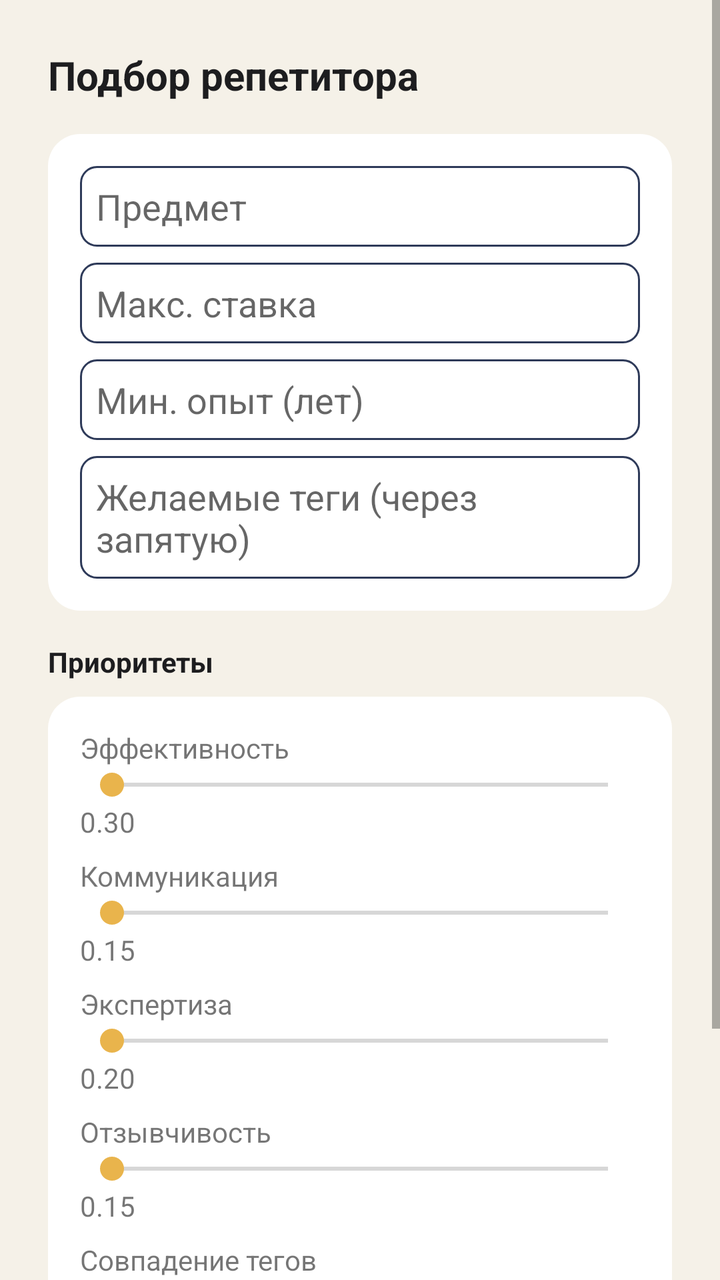
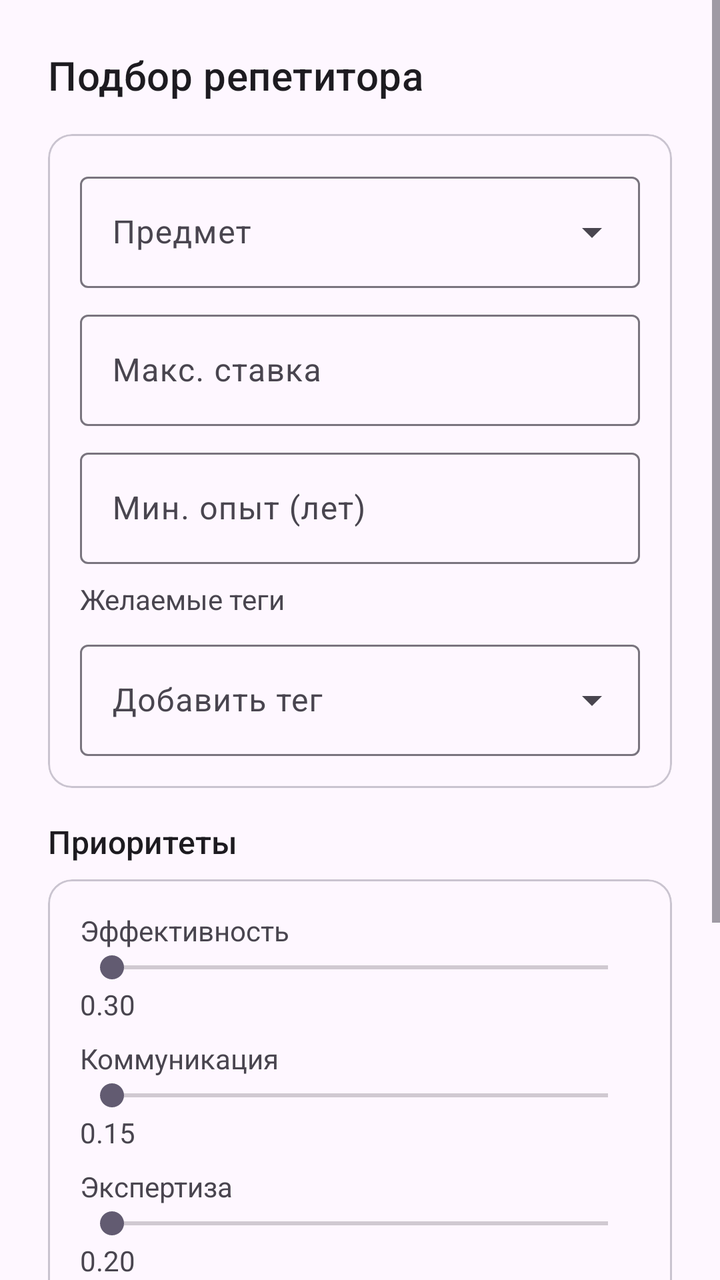

Two renders of the same Android screen: before a commit and after it. Below are the layout's source before the change and the commit's diff.
<!-- AndroidManifest.xml: application theme Theme.TutorPlatform -->
<!-- res/layout/fragment_student_search.xml -->
<?xml version="1.0" encoding="utf-8"?>
<ScrollView
    xmlns:android="http://schemas.android.com/apk/res/android"
    android:layout_width="match_parent"
    android:layout_height="match_parent"
    android:background="@color/brand_light">

    <LinearLayout
        android:layout_width="match_parent"
        android:layout_height="wrap_content"
        android:orientation="vertical"
        android:padding="@dimen/spacing_lg">

        <TextView
            android:layout_width="match_parent"
            android:layout_height="wrap_content"
            android:text="Подбор репетитора"
            android:textColor="@color/text_primary"
            android:textSize="20sp"
            android:textStyle="bold" />

        <LinearLayout
            android:layout_width="match_parent"
            android:layout_height="wrap_content"
            android:layout_marginTop="@dimen/spacing_md"
            android:background="@drawable/bg_card"
            android:orientation="vertical"
            android:padding="@dimen/spacing_md">

            <EditText
                android:id="@+id/search_subject"
                android:layout_width="match_parent"
                android:layout_height="wrap_content"
                android:background="@drawable/bg_input"
                android:hint="Предмет"
                android:padding="@dimen/spacing_sm" />

            <EditText
                android:id="@+id/search_max_rate"
                android:layout_width="match_parent"
                android:layout_height="wrap_content"
                android:layout_marginTop="@dimen/spacing_sm"
                android:background="@drawable/bg_input"
                android:hint="Макс. ставка"
                android:inputType="number"
                android:padding="@dimen/spacing_sm" />

            <EditText
                android:id="@+id/search_min_exp"
                android:layout_width="match_parent"
                android:layout_height="wrap_content"
                android:layout_marginTop="@dimen/spacing_sm"
                android:background="@drawable/bg_input"
                android:hint="Мин. опыт (лет)"
                android:inputType="number"
                android:padding="@dimen/spacing_sm" />

            <EditText
                android:id="@+id/search_tags"
                android:layout_width="match_parent"
                android:layout_height="wrap_content"
                android:layout_marginTop="@dimen/spacing_sm"
                android:background="@drawable/bg_input"
                android:hint="Желаемые теги (через запятую)"
                android:padding="@dimen/spacing_sm" />

        </LinearLayout>

        <TextView
            android:layout_width="match_parent"
            android:layout_height="wrap_content"
            android:layout_marginTop="@dimen/spacing_md"
            android:text="Приоритеты"
            android:textColor="@color/text_primary"
            android:textStyle="bold" />

        <LinearLayout
            android:layout_width="match_parent"
            android:layout_height="wrap_content"
            android:layout_marginTop="@dimen/spacing_sm"
            android:background="@drawable/bg_card"
            android:orientation="vertical"
            android:padding="@dimen/spacing_md">

            <TextView
                android:id="@+id/weight_efficiency_label"
                android:layout_width="match_parent"
                android:layout_height="wrap_content"
                android:text="Эффективность" />
            <SeekBar
                android:id="@+id/weight_efficiency"
                android:layout_width="match_parent"
                android:layout_height="wrap_content"
                android:max="100" />
            <TextView
                android:id="@+id/weight_efficiency_value"
                android:layout_width="match_parent"
                android:layout_height="wrap_content"
                android:text="0.30" />

            <TextView
                android:id="@+id/weight_communication_label"
                android:layout_width="match_parent"
                android:layout_height="wrap_content"
                android:layout_marginTop="@dimen/spacing_sm"
                android:text="Коммуникация" />
            <SeekBar
                android:id="@+id/weight_communication"
                android:layout_width="match_parent"
                android:layout_height="wrap_content"
                android:max="100" />
            <TextView
                android:id="@+id/weight_communication_value"
                android:layout_width="match_parent"
                android:layout_height="wrap_content"
                android:text="0.15" />

            <TextView
                android:id="@+id/weight_expertise_label"
                android:layout_width="match_parent"
                android:layout_height="wrap_content"
                android:layout_marginTop="@dimen/spacing_sm"
                android:text="Экспертиза" />
            <SeekBar
                android:id="@+id/weight_expertise"
                android:layout_width="match_parent"
                android:layout_height="wrap_content"
                android:max="100" />
            <TextView
                android:id="@+id/weight_expertise_value"
                android:layout_width="match_parent"
                android:layout_height="wrap_content"
                android:text="0.20" />

            <TextView
                android:id="@+id/weight_responsiveness_label"
                android:layout_width="match_parent"
                android:layout_height="wrap_content"
                android:layout_marginTop="@dimen/spacing_sm"
                android:text="Отзывчивость" />
            <SeekBar
                android:id="@+id/weight_responsiveness"
                android:layout_width="match_parent"
                android:layout_height="wrap_content"
                android:max="100" />
            <TextView
                android:id="@+id/weight_responsiveness_value"
                android:layout_width="match_parent"
                android:layout_height="wrap_content"
                android:text="0.15" />

            <TextView
                android:id="@+id/weight_tags_label"
                android:layout_width="match_parent"
                android:layout_height="wrap_content"
                android:layout_marginTop="@dimen/spacing_sm"
                android:text="Совпадение тегов" />
            <SeekBar
                android:id="@+id/weight_tags"
                android:layout_width="match_parent"
                android:layout_height="wrap_content"
                android:max="100" />
            <TextView
                android:id="@+id/weight_tags_value"
                android:layout_width="match_parent"
                android:layout_height="wrap_content"
                android:text="0.20" />

        </LinearLayout>

        <Button
            android:id="@+id/search_button"
            android:layout_width="match_parent"
            android:layout_height="wrap_content"
            android:layout_marginTop="@dimen/spacing_md"
            android:background="@drawable/bg_button_primary"
            android:text="Найти"
            android:textColor="@color/white" />

        <ProgressBar
            android:id="@+id/search_progress"
            android:layout_width="wrap_content"
            android:layout_height="wrap_content"
            android:layout_gravity="center_horizontal"
            android:layout_marginTop="@dimen/spacing_md"
            android:visibility="gone" />

        <androidx.recyclerview.widget.RecyclerView
            android:id="@+id/search_results"
            android:layout_width="match_parent"
            android:layout_height="wrap_content"
            android:layout_marginTop="@dimen/spacing_md" />

    </LinearLayout>
</ScrollView>
<!-- resources referenced by this layout -->
<resources>
  <color name="brand_light">#F5F1E8</color>
  <color name="text_primary">#1D1D1F</color>
  <color name="white">#FFFFFF</color>
  <dimen name="spacing_lg">24dp</dimen>
  <dimen name="spacing_md">16dp</dimen>
  <dimen name="spacing_sm">8dp</dimen>
  <!-- drawable bg_button_primary (drawable) -->
  <shape xmlns:android="http://schemas.android.com/apk/res/android">
      <solid android:color="@color/brand_primary" />
      <corners android:radius="@dimen/corner_md" />
  </shape>
  <!-- drawable bg_card (drawable) -->
  <shape xmlns:android="http://schemas.android.com/apk/res/android">
      <solid android:color="@color/surface" />
      <corners android:radius="@dimen/corner_md" />
  </shape>
  <!-- drawable bg_input (drawable) -->
  <shape xmlns:android="http://schemas.android.com/apk/res/android">
      <solid android:color="@color/surface" />
      <stroke android:width="1dp" android:color="@color/brand_primary" />
      <corners android:radius="@dimen/corner_sm" />
  </shape>
  <style name="Theme.TutorPlatform" parent="Theme.MaterialComponents.Light.NoActionBar">
          <item name="colorPrimary">@color/brand_primary</item>
          <item name="colorPrimaryVariant">@color/brand_dark</item>
          <item name="colorOnPrimary">@color/white</item>
          <item name="colorSecondary">@color/brand_secondary</item>
          <item name="colorSecondaryVariant">@color/brand_tertiary</item>
          <item name="colorOnSecondary">@color/brand_dark</item>
          <item name="android:statusBarColor">@color/brand_dark</item>
          <item name="android:windowBackground">@color/brand_light</item>
          <item name="android:colorAccent">@color/accent</item>
      </style>
  <color name="brand_primary">#2E3A59</color>
  <dimen name="corner_md">16dp</dimen>
  <color name="surface">#FFFFFF</color>
  <dimen name="corner_sm">8dp</dimen>
  <color name="brand_dark">#1F2433</color>
  <color name="brand_secondary">#E9B44C</color>
  <color name="brand_tertiary">#D6605A</color>
  <color name="accent">#3C6E71</color>
</resources>

<!-- the commit's change to res/layout/fragment_student_search.xml (unified diff, before → after) -->
@@ -1,9 +1,10 @@
 <?xml version="1.0" encoding="utf-8"?>
 <ScrollView
     xmlns:android="http://schemas.android.com/apk/res/android"
+    xmlns:app="http://schemas.android.com/apk/res-auto"
     android:layout_width="match_parent"
     android:layout_height="match_parent"
-    android:background="@color/brand_light">
+    android:fitsSystemWindows="true">
 
     <LinearLayout
         android:layout_width="match_parent"
@@ -11,171 +12,219 @@
         android:orientation="vertical"
         android:padding="@dimen/spacing_lg">
 
-        <TextView
+        <com.google.android.material.textview.MaterialTextView
             android:layout_width="match_parent"
             android:layout_height="wrap_content"
             android:text="Подбор репетитора"
-            android:textColor="@color/text_primary"
+            android:textColor="?attr/colorOnSurface"
             android:textSize="20sp"
-            android:textStyle="bold" />
-
-        <LinearLayout
-            android:layout_width="match_parent"
-            android:layout_height="wrap_content"
-            android:layout_marginTop="@dimen/spacing_md"
-            android:background="@drawable/bg_card"
-            android:orientation="vertical"
-            android:padding="@dimen/spacing_md">
-
-            <EditText
-                android:id="@+id/search_subject"
+            android:textAppearance="?attr/textAppearanceTitleMedium" />
+
+        <com.google.android.material.card.MaterialCardView
+            android:layout_width="match_parent"
+            android:layout_height="wrap_content"
+            android:layout_marginTop="@dimen/spacing_md">
+
+            <LinearLayout
                 android:layout_width="match_parent"
                 android:layout_height="wrap_content"
-                android:background="@drawable/bg_input"
-                android:hint="Предмет"
-                android:padding="@dimen/spacing_sm" />
-
-            <EditText
-                android:id="@+id/search_max_rate"
+                android:orientation="vertical"
+                android:padding="@dimen/spacing_md">
+
+                <com.google.android.material.textfield.TextInputLayout
+                    android:id="@+id/subject_layout"
+                    style="@style/Widget.Material3.TextInputLayout.OutlinedBox.ExposedDropdownMenu"
+                    android:layout_width="match_parent"
+                    android:layout_height="wrap_content"
+                    android:hint="Предмет">
+
+                    <androidx.appcompat.widget.AppCompatAutoCompleteTextView
+                        android:id="@+id/search_subject"
+                        android:layout_width="match_parent"
+                        android:layout_height="wrap_content"
+                        android:inputType="text" />
+                </com.google.android.material.textfield.TextInputLayout>
+
+                <com.google.android.material.textfield.TextInputLayout
+                    style="@style/Widget.Material3.TextInputLayout.OutlinedBox"
+                    android:layout_width="match_parent"
+                    android:layout_height="wrap_content"
+                    android:layout_marginTop="@dimen/spacing_sm"
+                    android:hint="Макс. ставка">
+
+                    <com.google.android.material.textfield.TextInputEditText
+                        android:id="@+id/search_max_rate"
+                        android:layout_width="match_parent"
+                        android:layout_height="wrap_content"
+                        android:inputType="number" />
+                </com.google.android.material.textfield.TextInputLayout>
+
+                <com.google.android.material.textfield.TextInputLayout
+                    style="@style/Widget.Material3.TextInputLayout.OutlinedBox"
+                    android:layout_width="match_parent"
+                    android:layout_height="wrap_content"
+                    android:layout_marginTop="@dimen/spacing_sm"
+                    android:hint="Мин. опыт (лет)">
+
+                    <com.google.android.material.textfield.TextInputEditText
+                        android:id="@+id/search_min_exp"
+                        android:layout_width="match_parent"
+                        android:layout_height="wrap_content"
+                        android:inputType="number" />
+                </com.google.android.material.textfield.TextInputLayout>
+
+                <com.google.android.material.textview.MaterialTextView
+                    android:layout_width="match_parent"
+                    android:layout_height="wrap_content"
+                    android:layout_marginTop="@dimen/spacing_sm"
+                    android:text="Желаемые теги"
+                    android:textColor="?attr/colorOnSurfaceVariant"
+                    android:textSize="14sp" />
+
+                <HorizontalScrollView
+                    android:layout_width="match_parent"
+                    android:layout_height="wrap_content"
+                    android:layout_marginTop="@dimen/spacing_xs">
+
+                    <com.google.android.material.chip.ChipGroup
+                        android:id="@+id/tag_chip_group"
+                        android:layout_width="wrap_content"
+                        android:layout_height="wrap_content"
+                        app:singleLine="false"
+                        app:chipSpacingHorizontal="@dimen/spacing_xs"
+                        app:chipSpacingVertical="@dimen/spacing_xs" />
+                </HorizontalScrollView>
+
+                <com.google.android.material.textfield.TextInputLayout
+                    android:id="@+id/tag_input_layout"
+                    style="@style/Widget.Material3.TextInputLayout.OutlinedBox.ExposedDropdownMenu"
+                    android:layout_width="match_parent"
+                    android:layout_height="wrap_content"
+                    android:layout_marginTop="@dimen/spacing_xs"
+                    android:hint="Добавить тег">
+
+                    <androidx.appcompat.widget.AppCompatAutoCompleteTextView
+                        android:id="@+id/search_tags"
+                        android:layout_width="match_parent"
+                        android:layout_height="wrap_content"
+                        android:inputType="text" />
+                </com.google.android.material.textfield.TextInputLayout>
+
+            </LinearLayout>
+        </com.google.android.material.card.MaterialCardView>
+
+        <com.google.android.material.textview.MaterialTextView
+            android:layout_width="match_parent"
+            android:layout_height="wrap_content"
+            android:layout_marginTop="@dimen/spacing_md"
+            android:text="Приоритеты"
+            android:textColor="?attr/colorOnSurface"
+            android:textAppearance="?attr/textAppearanceTitleMedium" />
+
+        <com.google.android.material.card.MaterialCardView
+            android:layout_width="match_parent"
+            android:layout_height="wrap_content"
+            android:layout_marginTop="@dimen/spacing_sm">
+
+            <LinearLayout
                 android:layout_width="match_parent"
                 android:layout_height="wrap_content"
-                android:layout_marginTop="@dimen/spacing_sm"
-                android:background="@drawable/bg_input"
-                android:hint="Макс. ставка"
-                android:inputType="number"
-                android:padding="@dimen/spacing_sm" />
-
-            <EditText
-                android:id="@+id/search_min_exp"
-                android:layout_width="match_parent"
-                android:layout_height="wrap_content"
-                android:layout_marginTop="@dimen/spacing_sm"
-                android:background="@drawable/bg_input"
-                android:hint="Мин. опыт (лет)"
-                android:inputType="number"
-                android:padding="@dimen/spacing_sm" />
-
-            <EditText
-                android:id="@+id/search_tags"
-                android:layout_width="match_parent"
-                android:layout_height="wrap_content"
-                android:layout_marginTop="@dimen/spacing_sm"
-                android:background="@drawable/bg_input"
-                android:hint="Желаемые теги (через запятую)"
-                android:padding="@dimen/spacing_sm" />
-
-        </LinearLayout>
-
-        <TextView
+                android:orientation="vertical"
+                android:padding="@dimen/spacing_md">
+
+                <com.google.android.material.textview.MaterialTextView
+                    android:id="@+id/weight_efficiency_label"
+                    android:layout_width="match_parent"
+                    android:layout_height="wrap_content"
+                    android:text="Эффективность" />
+                <SeekBar
+                    android:id="@+id/weight_efficiency"
+                    android:layout_width="match_parent"
+                    android:layout_height="wrap_content"
+                    android:max="100" />
+                <com.google.android.material.textview.MaterialTextView
+                    android:id="@+id/weight_efficiency_value"
+                    android:layout_width="match_parent"
+                    android:layout_height="wrap_content"
+                    android:text="0.30" />
+
+                <com.google.android.material.textview.MaterialTextView
+                    android:id="@+id/weight_communication_label"
+                    android:layout_width="match_parent"
+                    android:layout_height="wrap_content"
+                    android:layout_marginTop="@dimen/spacing_sm"
+                    android:text="Коммуникация" />
+                <SeekBar
+                    android:id="@+id/weight_communication"
+                    android:layout_width="match_parent"
+                    android:layout_height="wrap_content"
+                    android:max="100" />
+                <com.google.android.material.textview.MaterialTextView
+                    android:id="@+id/weight_communication_value"
+                    android:layout_width="match_parent"
+                    android:layout_height="wrap_content"
+                    android:text="0.15" />
+
+                <com.google.android.material.textview.MaterialTextView
+                    android:id="@+id/weight_expertise_label"
+                    android:layout_width="match_parent"
+                    android:layout_height="wrap_content"
+                    android:layout_marginTop="@dimen/spacing_sm"
+                    android:text="Экспертиза" />
+                <SeekBar
+                    android:id="@+id/weight_expertise"
+                    android:layout_width="match_parent"
+                    android:layout_height="wrap_content"
+                    android:max="100" />
+                <com.google.android.material.textview.MaterialTextView
+                    android:id="@+id/weight_expertise_value"
+                    android:layout_width="match_parent"
+                    android:layout_height="wrap_content"
+                    android:text="0.20" />
+
+                <com.google.android.material.textview.MaterialTextView
+                    android:id="@+id/weight_responsiveness_label"
+                    android:layout_width="match_parent"
+                    android:layout_height="wrap_content"
+                    android:layout_marginTop="@dimen/spacing_sm"
+                    android:text="Отзывчивость" />
+                <SeekBar
+                    android:id="@+id/weight_responsiveness"
+                    android:layout_width="match_parent"
+                    android:layout_height="wrap_content"
+                    android:max="100" />
+                <com.google.android.material.textview.MaterialTextView
+                    android:id="@+id/weight_responsiveness_value"
+                    android:layout_width="match_parent"
+                    android:layout_height="wrap_content"
+                    android:text="0.15" />
+
+                <com.google.android.material.textview.MaterialTextView
+                    android:id="@+id/weight_tags_label"
+                    android:layout_width="match_parent"
+                    android:layout_height="wrap_content"
+                    android:layout_marginTop="@dimen/spacing_sm"
+                    android:text="Совпадение тегов" />
+                <SeekBar
+                    android:id="@+id/weight_tags"
+                    android:layout_width="match_parent"
+                    android:layout_height="wrap_content"
+                    android:max="100" />
+                <com.google.android.material.textview.MaterialTextView
+                    android:id="@+id/weight_tags_value"
+                    android:layout_width="match_parent"
+                    android:layout_height="wrap_content"
+                    android:text="0.20" />
+
+            </LinearLayout>
+        </com.google.android.material.card.MaterialCardView>
+
+        <com.google.android.material.button.MaterialButton
+            android:id="@+id/search_button"
             android:layout_width="match_parent"
             android:layout_height="wrap_content"
             android:layout_marginTop="@dimen/spacing_md"
-            android:text="Приоритеты"
-            android:textColor="@color/text_primary"
-            android:textStyle="bold" />
-
-        <LinearLayout
-            android:layout_width="match_parent"
-            android:layout_height="wrap_content"
-            android:layout_marginTop="@dimen/spacing_sm"
-            android:background="@drawable/bg_card"
-            android:orientation="vertical"
-            android:padding="@dimen/spacing_md">
-
-            <TextView
-                android:id="@+id/weight_efficiency_label"
-                android:layout_width="match_parent"
-                android:layout_height="wrap_content"
-                android:text="Эффективность" />
-            <SeekBar
-                android:id="@+id/weight_efficiency"
-                android:layout_width="match_parent"
-                android:layout_height="wrap_content"
-                android:max="100" />
-            <TextView
-                android:id="@+id/weight_efficiency_value"
-                android:layout_width="match_parent"
-                android:layout_height="wrap_content"
-                android:text="0.30" />
-
-            <TextView
-                android:id="@+id/weight_communication_label"
-                android:layout_width="match_parent"
-                android:layout_height="wrap_content"
-                android:layout_marginTop="@dimen/spacing_sm"
-                android:text="Коммуникация" />
-            <SeekBar
-                android:id="@+id/weight_communication"
-                android:layout_width="match_parent"
-                android:layout_height="wrap_content"
-                android:max="100" />
-            <TextView
-                android:id="@+id/weight_communication_value"
-                android:layout_width="match_parent"
-                android:layout_height="wrap_content"
-                android:text="0.15" />
-
-            <TextView
-                android:id="@+id/weight_expertise_label"
-                android:layout_width="match_parent"
-                android:layout_height="wrap_content"
-                android:layout_marginTop="@dimen/spacing_sm"
-                android:text="Экспертиза" />
-            <SeekBar
-                android:id="@+id/weight_expertise"
-                android:layout_width="match_parent"
-                android:layout_height="wrap_content"
-                android:max="100" />
-            <TextView
-                android:id="@+id/weight_expertise_value"
-                android:layout_width="match_parent"
-                android:layout_height="wrap_content"
-                android:text="0.20" />
-
-            <TextView
-                android:id="@+id/weight_responsiveness_label"
-                android:layout_width="match_parent"
-                android:layout_height="wrap_content"
-                android:layout_marginTop="@dimen/spacing_sm"
-                android:text="Отзывчивость" />
-            <SeekBar
-                android:id="@+id/weight_responsiveness"
-                android:layout_width="match_parent"
-                android:layout_height="wrap_content"
-                android:max="100" />
-            <TextView
-                android:id="@+id/weight_responsiveness_value"
-                android:layout_width="match_parent"
-                android:layout_height="wrap_content"
-                android:text="0.15" />
-
-            <TextView
-                android:id="@+id/weight_tags_label"
-                android:layout_width="match_parent"
-                android:layout_height="wrap_content"
-                android:layout_marginTop="@dimen/spacing_sm"
-                android:text="Совпадение тегов" />
-            <SeekBar
-                android:id="@+id/weight_tags"
-                android:layout_width="match_parent"
-                android:layout_height="wrap_content"
-                android:max="100" />
-            <TextView
-                android:id="@+id/weight_tags_value"
-                android:layout_width="match_parent"
-                android:layout_height="wrap_content"
-                android:text="0.20" />
-
-        </LinearLayout>
-
-        <Button
-            android:id="@+id/search_button"
-            android:layout_width="match_parent"
-            android:layout_height="wrap_content"
-            android:layout_marginTop="@dimen/spacing_md"
-            android:background="@drawable/bg_button_primary"
-            android:text="Найти"
-            android:textColor="@color/white" />
+            android:text="Найти" />
 
         <ProgressBar
             android:id="@+id/search_progress"
<!-- resource entries referenced after the edit -->
@@ -1,45 +1,14 @@
 <!-- resources referenced by this layout -->
 <resources>
-  <color name="brand_light">#F5F1E8</color>
-  <color name="text_primary">#1D1D1F</color>
-  <color name="white">#FFFFFF</color>
   <dimen name="spacing_lg">24dp</dimen>
   <dimen name="spacing_md">16dp</dimen>
   <dimen name="spacing_sm">8dp</dimen>
-  <!-- drawable bg_button_primary (drawable) -->
-  <shape xmlns:android="http://schemas.android.com/apk/res/android">
-      <solid android:color="@color/brand_primary" />
-      <corners android:radius="@dimen/corner_md" />
-  </shape>
-  <!-- drawable bg_card (drawable) -->
-  <shape xmlns:android="http://schemas.android.com/apk/res/android">
-      <solid android:color="@color/surface" />
-      <corners android:radius="@dimen/corner_md" />
-  </shape>
-  <!-- drawable bg_input (drawable) -->
-  <shape xmlns:android="http://schemas.android.com/apk/res/android">
-      <solid android:color="@color/surface" />
-      <stroke android:width="1dp" android:color="@color/brand_primary" />
-      <corners android:radius="@dimen/corner_sm" />
-  </shape>
-  <style name="Theme.TutorPlatform" parent="Theme.MaterialComponents.Light.NoActionBar">
-          <item name="colorPrimary">@color/brand_primary</item>
-          <item name="colorPrimaryVariant">@color/brand_dark</item>
-          <item name="colorOnPrimary">@color/white</item>
-          <item name="colorSecondary">@color/brand_secondary</item>
-          <item name="colorSecondaryVariant">@color/brand_tertiary</item>
-          <item name="colorOnSecondary">@color/brand_dark</item>
-          <item name="android:statusBarColor">@color/brand_dark</item>
-          <item name="android:windowBackground">@color/brand_light</item>
-          <item name="android:colorAccent">@color/accent</item>
+  <dimen name="spacing_xs">4dp</dimen>
+  <style name="Theme.TutorPlatform" parent="Theme.Material3.DayNight.NoActionBar">
+          <item name="chatMyBubbleColor">?attr/colorPrimaryContainer</item>
+          <item name="chatMyBubbleTextColor">?attr/colorOnPrimaryContainer</item>
+          <item name="chatOtherBubbleColor">?attr/colorSurfaceVariant</item>
+          <item name="chatOtherBubbleTextColor">?attr/colorOnSurfaceVariant</item>
       </style>
-  <color name="brand_primary">#2E3A59</color>
-  <dimen name="corner_md">16dp</dimen>
-  <color name="surface">#FFFFFF</color>
-  <dimen name="corner_sm">8dp</dimen>
-  <color name="brand_dark">#1F2433</color>
-  <color name="brand_secondary">#E9B44C</color>
-  <color name="brand_tertiary">#D6605A</color>
-  <color name="accent">#3C6E71</color>
 </resources>
 
